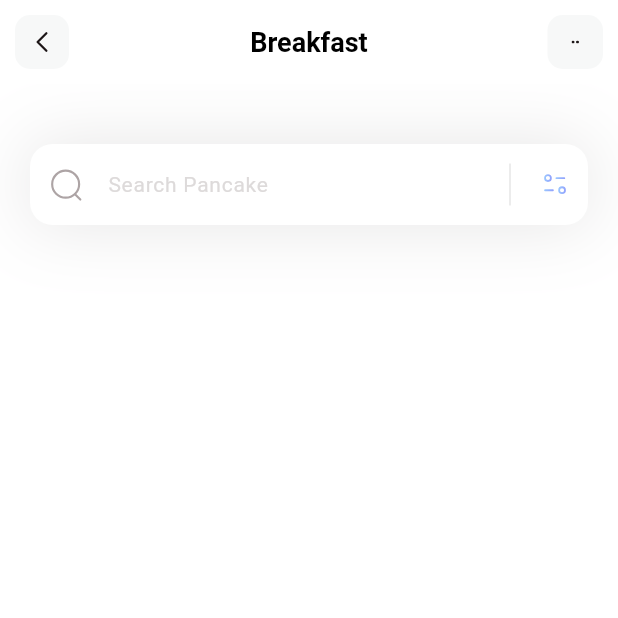
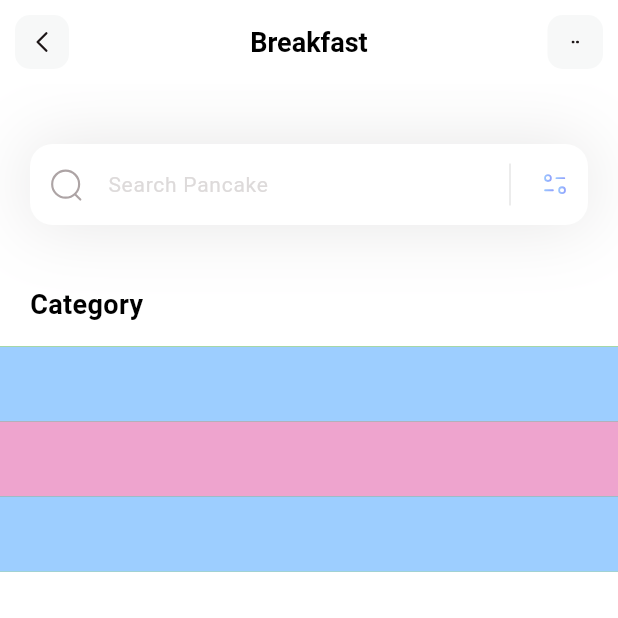
Before and after one commit to MiladANaeini/Foodie, a Flutter app: the screen it shows after launch, on a phone screen of 412 x 824 dp, the top half of it. Run offline on Flutter 3.47's test engine with Material 3 defaults, Android fonts, the phone set to English and light mode, and no system bars; our stand-ins replace flutter_svg.

Commit message:
adding category list

```diff
--- a/lib/main.dart
+++ b/lib/main.dart
@@ -8,10 +8,9 @@ void main() {
 class MyApp extends StatelessWidget {
   const MyApp({super.key});
 
-  // This widget is the root of your application.
   @override
   Widget build(BuildContext context) {
-    return const MaterialApp(
+    return MaterialApp(
       debugShowCheckedModeBanner: false,
       home: HomePage(),
     );
--- /dev/null
+++ b/lib/model/category_model.dart
@@ -0,0 +1,34 @@
+import 'package:flutter/material.dart';
+
+class CategoryModel {
+  String name;
+  String iconPath;
+  Color boxColor;
+
+  CategoryModel({
+    required this.name,
+    required this.iconPath,
+    required this.boxColor,
+  });
+  static List<CategoryModel> getCategories() {
+    List<CategoryModel> categories = [];
+
+    categories.add(CategoryModel(
+        name: 'Salad',
+        iconPath: 'assets/icons/plate.svg',
+        boxColor: Color(0xff9DCEFF)));
+    categories.add(CategoryModel(
+        name: 'Cake',
+        iconPath: 'assets/icons/pancakes.svg',
+        boxColor: Color(0xffEEA4CE)));
+    categories.add(CategoryModel(
+        name: 'Pie',
+        iconPath: 'assets/icons/pie.svg',
+        boxColor: Color(0xff9DCEFF)));
+    categories.add(CategoryModel(
+        name: 'Smoothies',
+        iconPath: 'assets/icons/orange-snacks.svg',
+        boxColor: Color(0xffEEA4CE)));
+    return categories;
+  }
+}
--- a/lib/pages/home.dart
+++ b/lib/pages/home.dart
@@ -1,16 +1,73 @@
 import 'package:flutter/material.dart';
 import 'package:flutter_svg/flutter_svg.dart';
+import 'package:foodie/model/category_model.dart';
 
-class HomePage extends StatelessWidget {
+// ignore: must_be_immutable
+class HomePage extends StatefulWidget {
   const HomePage({super.key});
 
   @override
+  State<HomePage> createState() => _HomePageState();
+}
+
+class _HomePageState extends State<HomePage> {
+  List<CategoryModel> categories = [];
+
+  void _getCategories() {
+    categories = CategoryModel.getCategories();
+  }
+
+  @override
+  void initState() {
+    _getCategories();
+  }
+
+  @override
   Widget build(BuildContext context) {
+    _getCategories();
     return Scaffold(
       appBar: appBar(),
       backgroundColor: Colors.white,
       body: Column(
-        children: [_searchField()],
+        crossAxisAlignment: CrossAxisAlignment.start,
+        children: [
+          _searchField(),
+          const SizedBox(
+            height: 40,
+          ),
+          Column(
+            crossAxisAlignment: CrossAxisAlignment.start,
+            children: [
+              const Padding(
+                padding: EdgeInsets.only(left: 20),
+                child: Text(
+                  'Category',
+                  style: TextStyle(
+                      color: Colors.black,
+                      fontSize: 18,
+                      fontWeight: FontWeight.w600),
+                ),
+              ),
+              const SizedBox(
+                height: 15,
+              ),
+              Container(
+                height: 150,
+                color: Colors.green,
+                child: ListView.builder(
+                    itemCount: categories.length,
+                    itemBuilder: (context, index) {
+                      return Container(
+                        height: 50,
+                        width: 50,
+                        decoration:
+                            BoxDecoration(color: categories[index].boxColor),
+                      );
+                    }),
+              )
+            ],
+          )
+        ],
       ),
     );
   }
@@ -30,12 +87,12 @@ class HomePage extends StatelessWidget {
             fillColor: Colors.white,
             contentPadding: const EdgeInsets.all(15),
             hintText: 'Search Pancake',
-            hintStyle: TextStyle(color: Color(0xffDDDADA), fontSize: 14),
+            hintStyle: const TextStyle(color: Color(0xffDDDADA), fontSize: 14),
             prefixIcon: Padding(
               padding: const EdgeInsets.all(12.0),
               child: SvgPicture.asset('assets/icons/Search.svg'),
             ),
-            suffixIcon: Container(
+            suffixIcon: SizedBox(
               width: 100,
               child: IntrinsicHeight(
                 child: Row(
```
